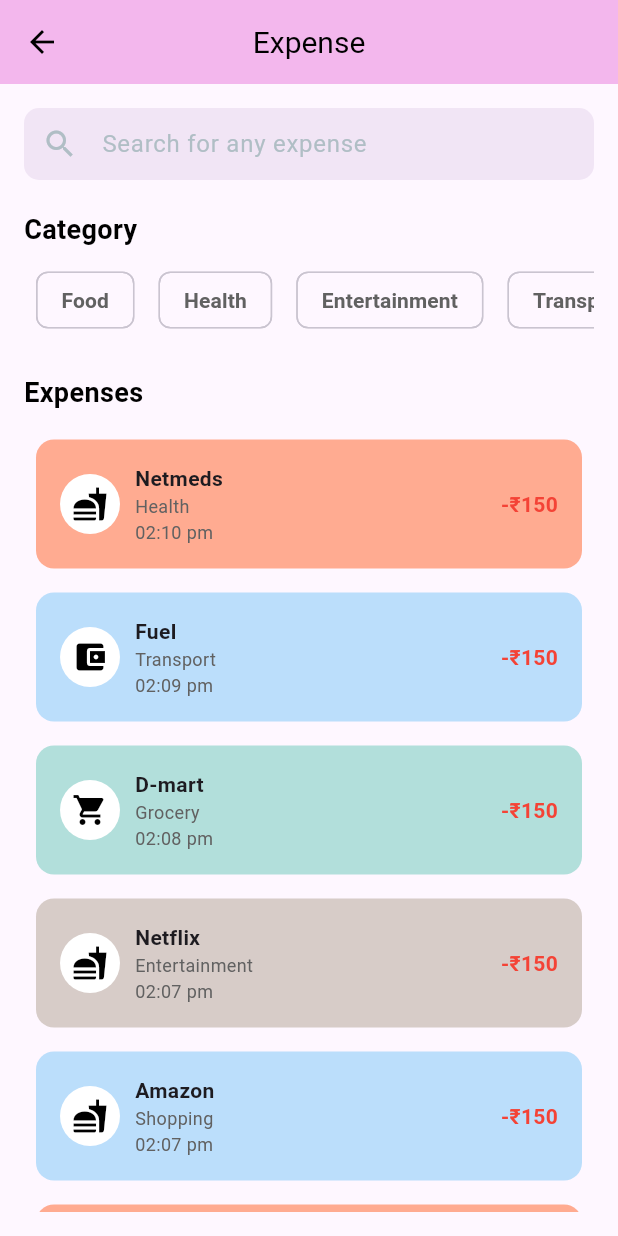
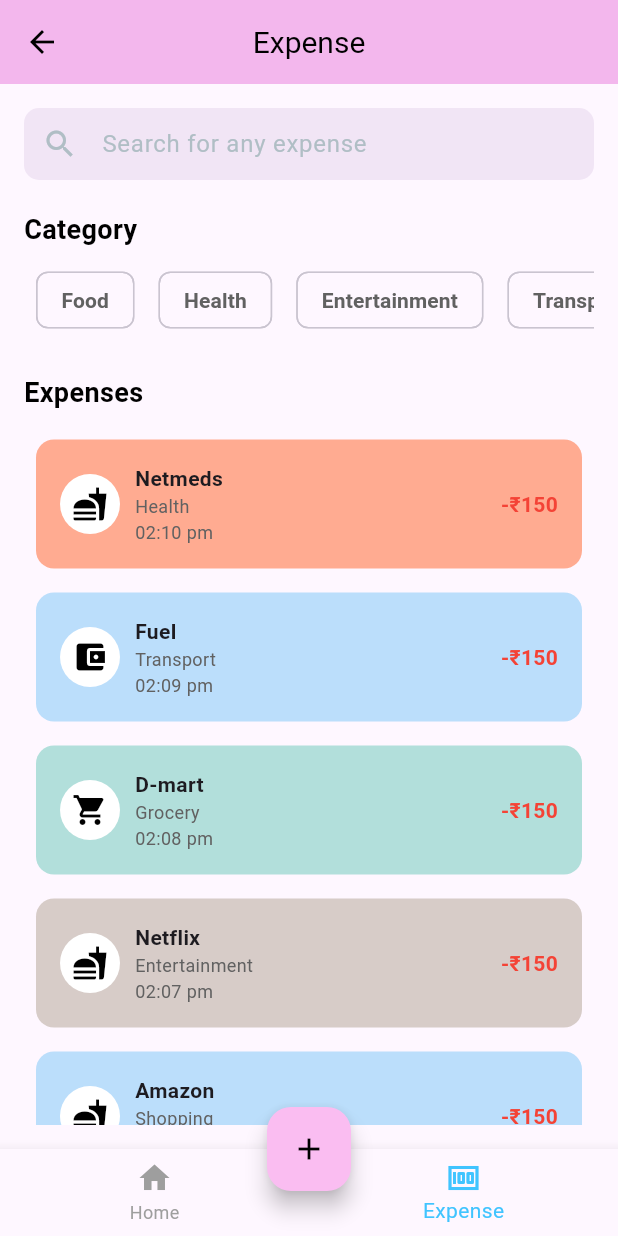
Before and after one commit to anshuvarma/coin_check, a Flutter app: the screen it shows after launch, item 2 of the bottom bar chosen, on a phone screen of 412 x 824 dp. Run offline on Flutter 3.47's test engine with Material 3 defaults, Android fonts, the phone set to English and light mode, and no system bars.

Commit message:
search bar is functional, category count updated, balanced card height changes

```diff
--- a/lib/pages/expense_page.dart
+++ b/lib/pages/expense_page.dart
@@ -1,4 +1,6 @@
 import 'package:flutter/material.dart';
+
+import '../main.dart';
 
 class ExpensePage extends StatefulWidget {
   const ExpensePage({super.key});
@@ -62,7 +64,6 @@
     },
   ];
 
-  // List of categories for filters
   final List<String> categories = [
     'Food',
     'Health',
@@ -73,25 +74,44 @@
     'Others'
   ];
 
-  // State variable to keep track of the selected category
-  String? selectedCategory; // Initially, no category selected
+  String? selectedCategory;
+  String searchQuery = '';
+  int currentIndex = 1;
 
-  // Function to filter transactions based on the selected category
+  void onItemTapped(int index) {
+    setState(() {
+      currentIndex = index;
+    });
+
+    if (index == 0) {
+      // Navigate to ExpensePage when "Expense" is tapped
+      Navigator.push(
+        context,
+        MaterialPageRoute(builder: (context) => MyApp()),
+      );
+    }
+  }
+
+  // Function to filter transactions based on the selected category and search query
   List<Map<String, dynamic>> getFilteredTransactions() {
-    if (selectedCategory == null) {
-      // If no category is selected, return all transactions
-      return transactions;
-    } else {
-      // Return transactions that match the selected category
-      return transactions
-          .where((transaction) => transaction['category'] == selectedCategory)
-          .toList();
-    }
+    return transactions.where((transaction) {
+      // Filter by category if selected
+      bool matchesCategory = selectedCategory == null ||
+          transaction['category'] == selectedCategory;
+      // Filter by search query (ignores case)
+      bool matchesSearch = transaction['name']
+              .toLowerCase()
+              .contains(searchQuery.toLowerCase()) ||
+          transaction['category']
+              .toLowerCase()
+              .contains(searchQuery.toLowerCase());
+
+      return matchesCategory && matchesSearch;
+    }).toList();
   }
 
   @override
   Widget build(BuildContext context) {
-    // Filtered transactions based on the selected category
     List<Map<String, dynamic>> filteredTransactions = getFilteredTransactions();
 
     return Scaffold(
@@ -126,7 +146,7 @@
                 controller: _searchController,
                 onChanged: (value) {
                   setState(() {
-                    // Optionally, implement search logic here
+                    searchQuery = value; // Update search query
                   });
                 },
                 decoration: InputDecoration(
@@ -269,12 +289,39 @@
                     )
                   : Center(
                       child: Text(
-                          'No transactions found for the selected category'),
+                          'No transactions found for the selected category or search term'),
                     ),
             ),
           ],
         ),
       ),
+      bottomNavigationBar: BottomNavigationBar(
+        currentIndex: 1,
+        selectedItemColor: Colors.lightBlueAccent,
+        unselectedItemColor: Colors.grey,
+        onTap: onItemTapped,
+        items: const [
+          BottomNavigationBarItem(
+            icon: Icon(Icons.home),
+            label: 'Home',
+          ),
+          BottomNavigationBarItem(
+            icon: Icon(Icons.money),
+            label: 'Expense',
+          ),
+        ],
+      ),
+      floatingActionButton: FloatingActionButton(
+        backgroundColor: Color.fromARGB(255, 250, 189, 241),
+        foregroundColor: Colors.black,
+        onPressed: () {
+          Navigator.pushNamed(context, '/newtransaction');
+          // Navigator.pushNamed(context, '/temp');
+        },
+        child: Icon(Icons.add),
+      ),
+      floatingActionButtonLocation:
+          FloatingActionButtonLocation.miniCenterDocked,
     );
   }
 }
--- a/lib/widgets/balance_card.dart
+++ b/lib/widgets/balance_card.dart
@@ -71,7 +71,7 @@
                   ),
                 ],
               ),
-              SizedBox(height: 20),
+              SizedBox(height: 30),
 
               // Income and Expense section
               Row(
```
Also changed, not shown: lib/pages/new_transaction_page.dart (+7 -5 lines).
